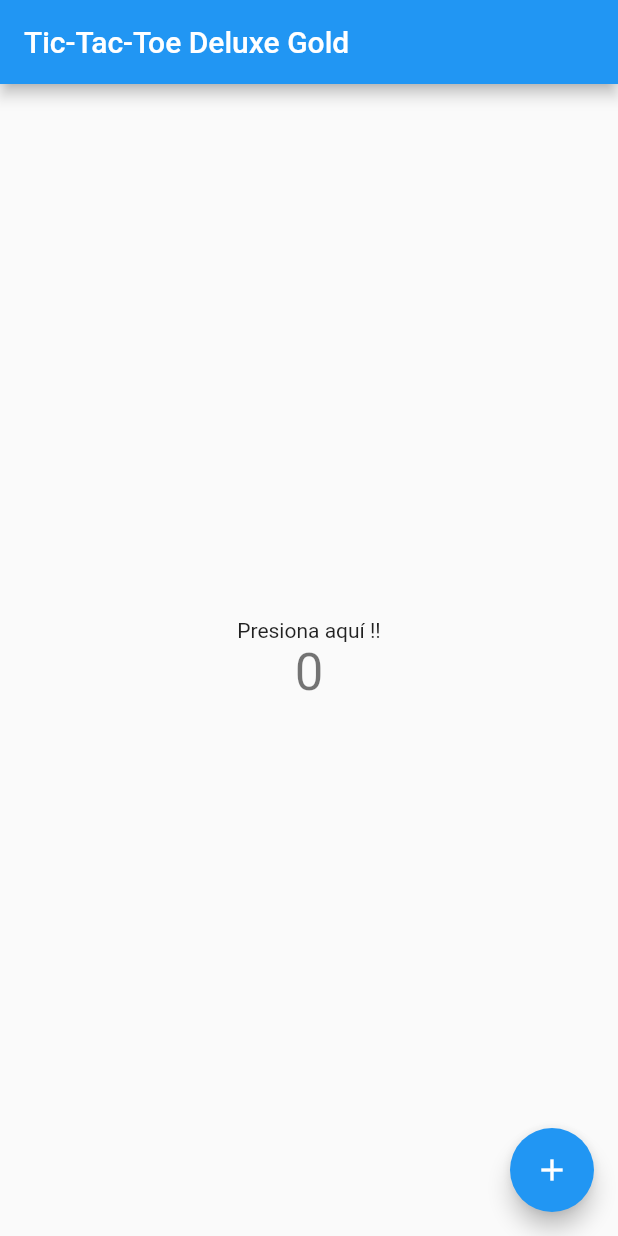
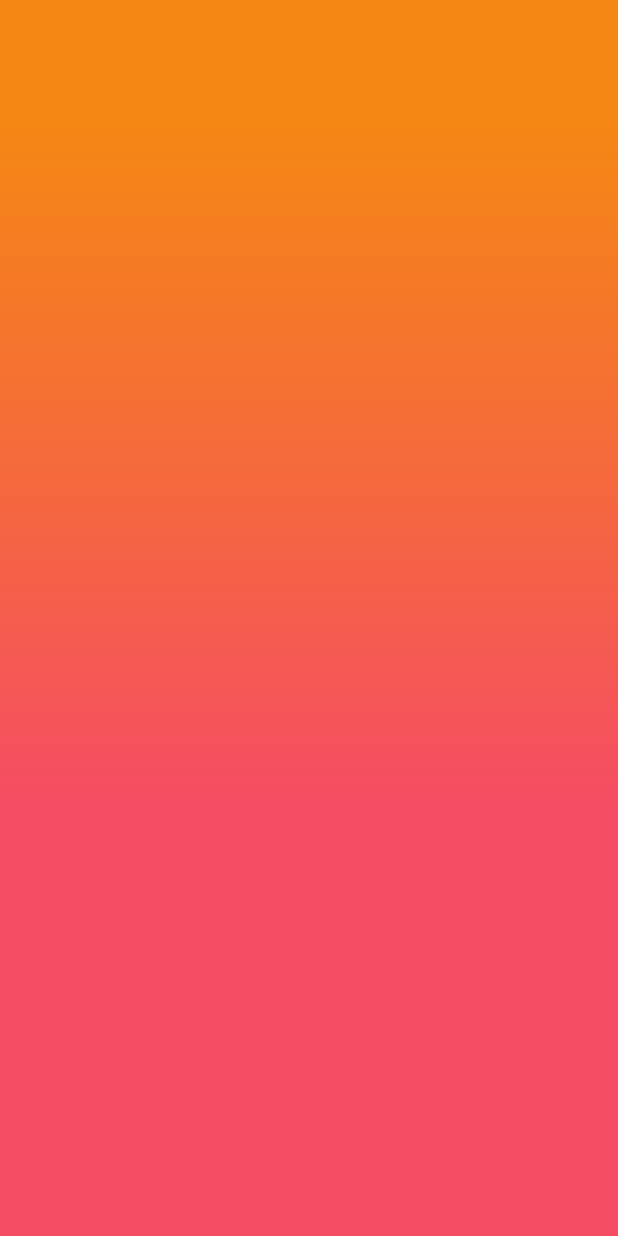
Before and after one commit to jcavila44/tictactoe, a Flutter app: the screen it shows after launch, on a phone screen of 412 x 824 dp. Run offline on Flutter 3.47's test engine with Material 2 defaults, Android fonts, the phone set to English and light mode, and no system bars; our stand-ins replace bloc.

Commit message:
Actualización de carpetasdel proyecto

```diff
--- a/lib/main.dart
+++ b/lib/main.dart
@@ -1,4 +1,5 @@
 import 'package:flutter/material.dart';
+import 'package:tictactoe/view/start.dart';
 
 void main() {
   runApp(MyApp());
@@ -8,58 +9,9 @@ class MyApp extends StatelessWidget {
   @override
   Widget build(BuildContext context) {
     return MaterialApp(
-      title: 'tic tac toe',
-      theme: ThemeData(
-        primarySwatch: Colors.blue,
-      ),
-      home: MyHomePage(title: 'Tic-Tac-Toe Deluxe Gold'),
+      theme: ThemeData(fontFamily: 'Poppins'),
+      debugShowCheckedModeBanner: false,
+      home: StartPage(),
     );
   }
 }
-
-class MyHomePage extends StatefulWidget {
-  MyHomePage({Key key, this.title}) : super(key: key);
-
-  final String title;
-
-  @override
-  _MyHomePageState createState() => _MyHomePageState();
-}
-
-class _MyHomePageState extends State<MyHomePage> {
-  int _counter = 0;
-
-  void _incrementCounter() {
-    setState(() {
-      _counter++;
-    });
-  }
-
-  @override
-  Widget build(BuildContext context) {
-    return Scaffold(
-      appBar: AppBar(
-        title: Text(widget.title),
-      ),
-      body: Center(
-        child: Column(
-          mainAxisAlignment: MainAxisAlignment.center,
-          children: <Widget>[
-            Text(
-              'Presiona aquí !!',
-            ),
-            Text(
-              '$_counter',
-              style: Theme.of(context).textTheme.headline4,
-            ),
-          ],
-        ),
-      ),
-      floatingActionButton: FloatingActionButton(
-        onPressed: _incrementCounter,
-        tooltip: 'Increment',
-        child: Icon(Icons.add),
-      ),
-    );
-  }
-}
--- a/lib/src/models/partida/jugadas.dart
+++ b/lib/model/partida/jugadas_model.dart
@@ -1,5 +1,5 @@
-import '../jugador/jugador_model.dart';
-import 'partida_model.dart';
+import 'package:tictactoe/model/jugador/jugador_model.dart';
+import 'package:tictactoe/model/partida/partida_model.dart';
 
 class Jugadas {
   int id;
--- a/lib/src/models/partida/partida_model.dart
+++ b/lib/model/partida/partida_model.dart
@@ -1,4 +1,4 @@
-import 'package:tictactoe/src/models/utils/tablero_model.dart';
+import 'package:tictactoe/model/utils/tablero_model.dart';
 
 class Partida {
   int id;
--- /dev/null
+++ b/lib/model/partida/score_model.dart
@@ -0,0 +1,12 @@
+import 'package:tictactoe/model/jugador/jugador_model.dart';
+import 'package:tictactoe/model/partida/partida_model.dart';
+import 'package:tictactoe/model/utils/puntos.dart';
+
+class Score {
+  int id;
+  Partida partida;
+  Jugador jugador;
+  Puntos puntos;
+
+  Score({this.id, this.partida, this.jugador, this.puntos});
+}
--- a/lib/src/models/partida/score_model.dart
+++ /dev/null
@@ -1,12 +0,0 @@
-import 'package:tictactoe/src/models/jugador/jugador_model.dart';
-import 'package:tictactoe/src/models/partida/partida_model.dart';
-import 'package:tictactoe/src/models/utils/puntos.dart';
-
-class Score {
-  int id;
-  Partida partida;
-  Jugador jugador;
-  Puntos puntos;
-
-  Score({this.id, this.partida, this.jugador, this.puntos});
-}
--- /dev/null
+++ b/lib/theme/theme.dart
@@ -0,0 +1,7 @@
+import 'dart:ui';
+
+class MyTheme {
+  static Color orange = Color(0xfff58714);
+  static Color red = Color(0xfff54d63);
+  static Color green = Color(0xff88e339);
+}
--- /dev/null
+++ b/lib/view/start.dart
@@ -0,0 +1,34 @@
+import 'package:flutter/cupertino.dart';
+import 'package:flutter/material.dart';
+import 'package:tictactoe/theme/theme.dart';
+
+class StartPage extends StatelessWidget {
+  StartPage({Key key}) : super(key: key);
+
+  @override
+  Widget build(BuildContext context) {
+    return WillPopScope(
+      onWillPop: () {
+        Future.value(false);
+      },
+      child: SafeArea(
+        child: Scaffold(
+          body: Container(
+            width: MediaQuery.of(context).size.width,
+            decoration: BoxDecoration(
+              gradient: LinearGradient(
+                begin: Alignment.topCenter,
+                end: Alignment.bottomCenter,
+                stops: [0.1, 0.65],
+                colors: [
+                  MyTheme.orange,
+                  MyTheme.red,
+                ],
+              ),
+            ),
+          ),
+        ),
+      ),
+    );
+  }
+}
```
Also changed, not shown: pubspec.yaml (+16 -3 lines), lib/bloc/bord_bloc.dart (renamed from lib/src/bloc/bord_bloc.dart), lib/bloc/bord_event.dart (renamed from lib/src/bloc/bord_event.dart), lib/bloc/bord_state.dart (renamed from lib/src/bloc/bord_state.dart), lib/bloc/helpers.dart (renamed from lib/src/bloc/helpers.dart), lib/model/jugador/jugador_model.dart (renamed from lib/src/models/jugador/jugador_model.dart), lib/model/utils/puntos.dart (renamed from lib/src/models/utils/puntos.dart), lib/model/utils/tablero_model.dart (renamed from lib/src/models/utils/tablero_model.dart).
